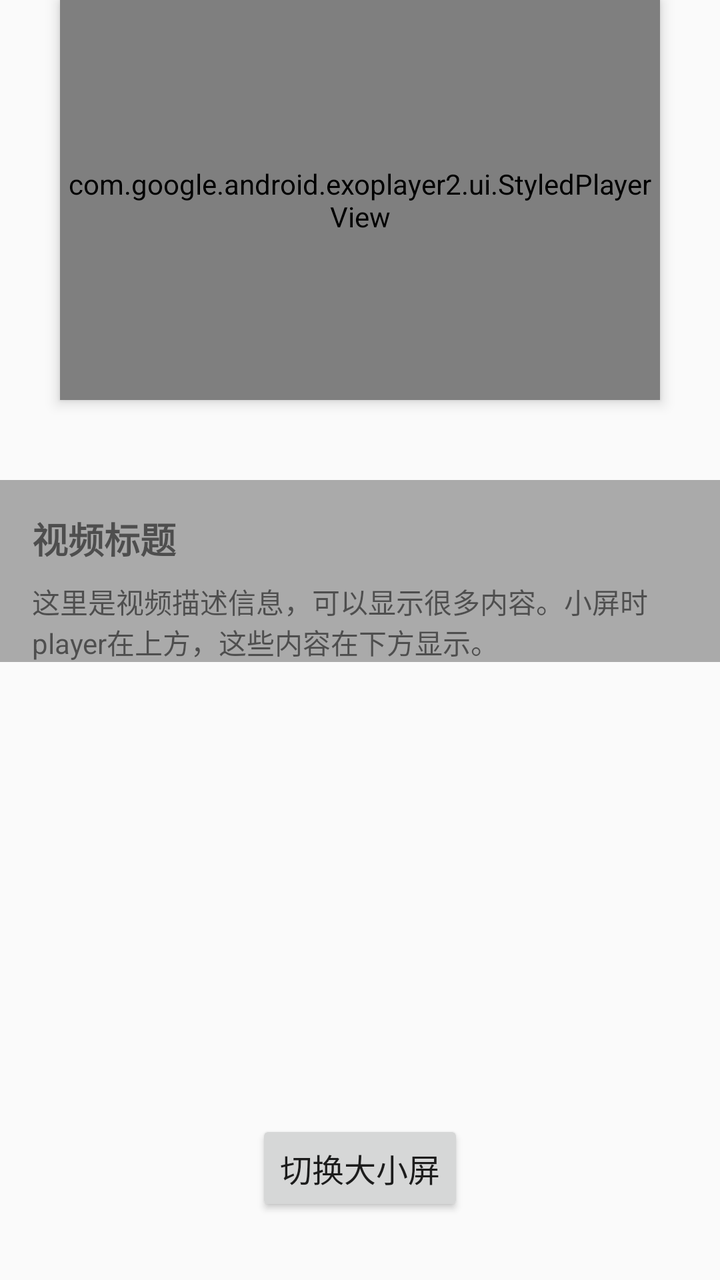
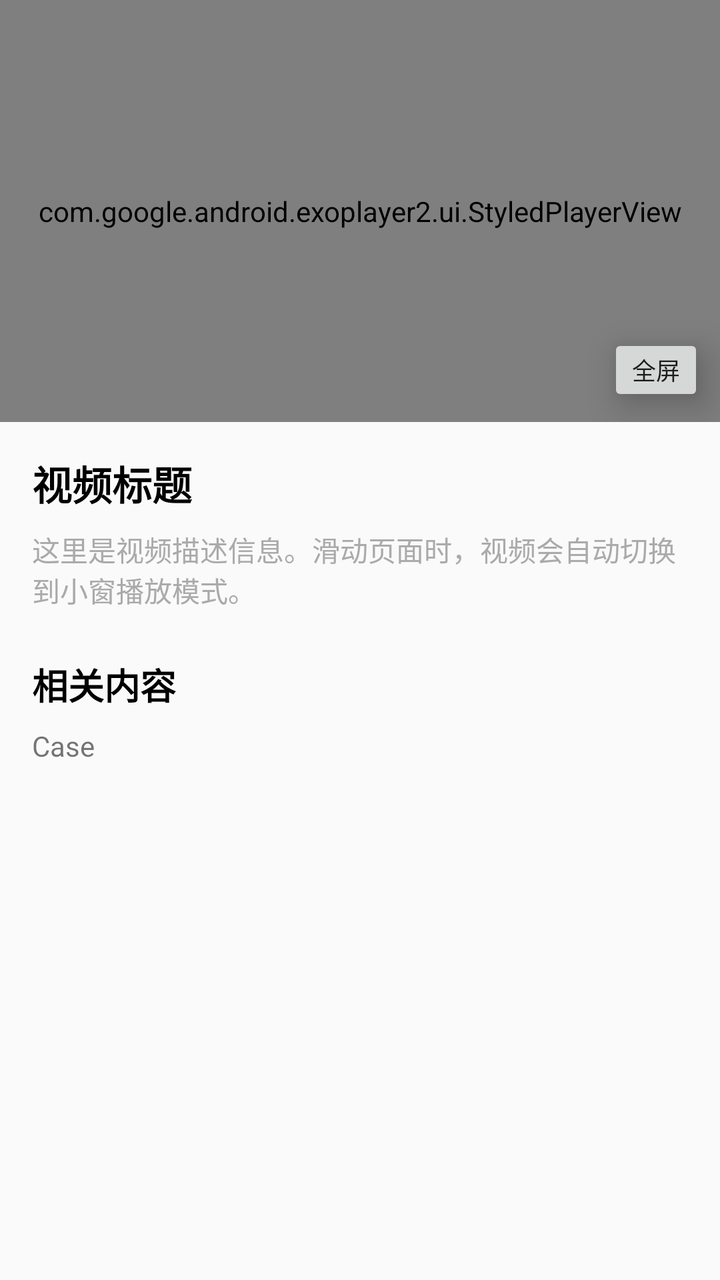

Compare the two renders of this Android layout. The source of the first and the diff that turns it into the second are given below.
<!-- AndroidManifest.xml: application theme Theme.Case -->
<!-- res/layout/activity_player_switch.xml -->
<?xml version="1.0" encoding="utf-8"?>
<androidx.constraintlayout.widget.ConstraintLayout xmlns:android="http://schemas.android.com/apk/res/android"
    xmlns:app="http://schemas.android.com/apk/res-auto"
    xmlns:tools="http://schemas.android.com/tools"
    android:id="@+id/main"
    android:layout_width="match_parent"
    android:layout_height="match_parent"
    tools:context=".media.PlayerSwitchActivity">

    
    <com.google.android.exoplayer2.ui.StyledPlayerView
        android:id="@+id/playerView"
        android:layout_width="300dp"
        android:layout_height="200dp"
        android:elevation="4dp"
        app:layout_constraintEnd_toEndOf="parent"
        app:layout_constraintStart_toStartOf="parent"
        app:layout_constraintTop_toTopOf="parent"
        app:resize_mode="fit"
        app:show_buffering="when_playing"
        app:use_controller="true" />

    
    <androidx.constraintlayout.widget.ConstraintLayout
        android:id="@+id/contentContainer"
        android:layout_width="0dp"
        android:layout_height="wrap_content"
        android:layout_marginTop="40dp"
        android:background="@android:color/darker_gray"
        app:layout_constraintEnd_toEndOf="parent"
        app:layout_constraintStart_toStartOf="parent"
        app:layout_constraintTop_toBottomOf="@id/playerView">

        
        <TextView
            android:id="@+id/titleText"
            android:layout_width="0dp"
            android:layout_height="wrap_content"
            android:layout_margin="16dp"
            android:text="视频标题"
            android:textSize="18sp"
            android:textStyle="bold"
            app:layout_constraintEnd_toEndOf="parent"
            app:layout_constraintStart_toStartOf="parent"
            app:layout_constraintTop_toTopOf="parent" />

        <TextView
            android:id="@+id/descriptionText"
            android:layout_width="0dp"
            android:layout_height="wrap_content"
            android:layout_marginStart="16dp"
            android:layout_marginTop="8dp"
            android:layout_marginEnd="16dp"
            android:text="这里是视频描述信息，可以显示很多内容。小屏时player在上方，这些内容在下方显示。"
            android:textSize="14sp"
            app:layout_constraintEnd_toEndOf="parent"
            app:layout_constraintStart_toStartOf="parent"
            app:layout_constraintTop_toBottomOf="@id/titleText" />

    </androidx.constraintlayout.widget.ConstraintLayout>

    <Button
        android:id="@+id/switchButton"
        android:layout_width="wrap_content"
        android:layout_height="wrap_content"
        android:layout_marginBottom="32dp"
        android:elevation="10dp"
        android:padding="12dp"
        android:text="切换大小屏"
        android:textSize="16sp"
        app:layout_constraintBottom_toBottomOf="parent"
        app:layout_constraintEnd_toEndOf="parent"
        app:layout_constraintStart_toStartOf="parent" />

</androidx.constraintlayout.widget.ConstraintLayout>
<!-- resources referenced by this layout -->
<resources>
  <style name="Theme.Case" parent="Theme.AppCompat.Light.NoActionBar">
          <item name="enableEdgeToEdge">true</item>
      </style>
</resources>

<!-- the commit's change to res/layout/activity_player_switch.xml (unified diff, before → after) -->
@@ -8,68 +8,128 @@
     tools:context=".media.PlayerSwitchActivity">
 
     
-    <com.google.android.exoplayer2.ui.StyledPlayerView
-        android:id="@+id/playerView"
-        android:layout_width="300dp"
-        android:layout_height="200dp"
-        android:elevation="4dp"
-        app:layout_constraintEnd_toEndOf="parent"
-        app:layout_constraintStart_toStartOf="parent"
-        app:layout_constraintTop_toTopOf="parent"
-        app:resize_mode="fit"
-        app:show_buffering="when_playing"
-        app:use_controller="true" />
+    <androidx.core.widget.NestedScrollView
+        android:id="@+id/scrollView"
+        android:layout_width="match_parent"
+        android:layout_height="match_parent"
+        android:fillViewport="true">
+
+        <LinearLayout
+            android:layout_width="match_parent"
+            android:layout_height="wrap_content"
+            android:orientation="vertical">
+
+            
+            <FrameLayout
+                android:id="@+id/videoContainer"
+                android:layout_width="match_parent"
+                android:layout_height="211dp"
+                android:background="@android:color/black">
+
+                <com.google.android.exoplayer2.ui.StyledPlayerView
+                    android:id="@+id/playerView"
+                    android:layout_width="match_parent"
+                    android:layout_height="match_parent"
+                    app:resize_mode="fit"
+                    app:show_buffering="when_playing"
+                    app:use_controller="true" />
+
+                
+                <Button
+                    android:id="@+id/toggleFullScreenBtn"
+                    android:layout_width="wrap_content"
+                    android:layout_height="wrap_content"
+                    android:layout_gravity="bottom|end"
+                    android:layout_margin="8dp"
+                    android:elevation="10dp"
+                    android:minWidth="48dp"
+                    android:minHeight="36dp"
+                    android:padding="8dp"
+                    android:text="全屏"
+                    android:textSize="12sp"
+                    android:translationZ="10dp" />
+
+            </FrameLayout>
+
+            
+            <LinearLayout
+                android:layout_width="match_parent"
+                android:layout_height="wrap_content"
+                android:orientation="vertical"
+                android:padding="16dp">
+
+                <TextView
+                    android:id="@+id/titleText"
+                    android:layout_width="match_parent"
+                    android:layout_height="wrap_content"
+                    android:text="视频标题"
+                    android:textSize="20sp"
+                    android:textStyle="bold"
+                    android:textColor="@android:color/black" />
+
+                <TextView
+                    android:id="@+id/descriptionText"
+                    android:layout_width="match_parent"
+                    android:layout_height="wrap_content"
+                    android:layout_marginTop="8dp"
+                    android:text="这里是视频描述信息。滑动页面时，视频会自动切换到小窗播放模式。"
+                    android:textSize="14sp"
+                    android:textColor="@android:color/darker_gray" />
+
+                
+                <TextView
+                    android:layout_width="match_parent"
+                    android:layout_height="wrap_content"
+                    android:layout_marginTop="24dp"
+                    android:text="相关内容"
+                    android:textSize="18sp"
+                    android:textStyle="bold"
+                    android:textColor="@android:color/black" />
+
+                <TextView
+                    android:layout_width="match_parent"
+                    android:layout_height="wrap_content"
+                    android:layout_marginTop="8dp"
+                    android:text="@string/app_name"
+                    android:textSize="14sp"
+                    android:lineSpacingMultiplier="1.5"
+                    android:minHeight="400dp" />
+
+                <TextView
+                    android:layout_width="match_parent"
+                    android:layout_height="wrap_content"
+                    android:layout_marginTop="16dp"
+                    android:text="评论区"
+                    android:textSize="18sp"
+                    android:textStyle="bold"
+                    android:textColor="@android:color/black" />
+
+                <TextView
+                    android:layout_width="match_parent"
+                    android:layout_height="wrap_content"
+                    android:layout_marginTop="8dp"
+                    android:text="这里是评论内容..."
+                    android:textSize="14sp"
+                    android:minHeight="500dp" />
+
+            </LinearLayout>
+
+        </LinearLayout>
+
+    </androidx.core.widget.NestedScrollView>
 
     
-    <androidx.constraintlayout.widget.ConstraintLayout
-        android:id="@+id/contentContainer"
-        android:layout_width="0dp"
-        android:layout_height="wrap_content"
-        android:layout_marginTop="40dp"
-        android:background="@android:color/darker_gray"
-        app:layout_constraintEnd_toEndOf="parent"
-        app:layout_constraintStart_toStartOf="parent"
-        app:layout_constraintTop_toBottomOf="@id/playerView">
-
-        
-        <TextView
-            android:id="@+id/titleText"
-            android:layout_width="0dp"
-            android:layout_height="wrap_content"
-            android:layout_margin="16dp"
-            android:text="视频标题"
-            android:textSize="18sp"
-            android:textStyle="bold"
-            app:layout_constraintEnd_toEndOf="parent"
-            app:layout_constraintStart_toStartOf="parent"
-            app:layout_constraintTop_toTopOf="parent" />
-
-        <TextView
-            android:id="@+id/descriptionText"
-            android:layout_width="0dp"
-            android:layout_height="wrap_content"
-            android:layout_marginStart="16dp"
-            android:layout_marginTop="8dp"
-            android:layout_marginEnd="16dp"
-            android:text="这里是视频描述信息，可以显示很多内容。小屏时player在上方，这些内容在下方显示。"
-            android:textSize="14sp"
-            app:layout_constraintEnd_toEndOf="parent"
-            app:layout_constraintStart_toStartOf="parent"
-            app:layout_constraintTop_toBottomOf="@id/titleText" />
-
-    </androidx.constraintlayout.widget.ConstraintLayout>
-
-    <Button
-        android:id="@+id/switchButton"
-        android:layout_width="wrap_content"
-        android:layout_height="wrap_content"
-        android:layout_marginBottom="32dp"
+    <FrameLayout
+        android:id="@+id/floatingVideoContainer"
+        android:layout_width="180dp"
+        android:layout_height="101dp"
+        android:layout_marginEnd="16dp"
+        android:background="@android:color/black"
         android:elevation="10dp"
-        android:padding="12dp"
-        android:text="切换大小屏"
-        android:textSize="16sp"
+        android:visibility="gone"
         app:layout_constraintBottom_toBottomOf="parent"
         app:layout_constraintEnd_toEndOf="parent"
-        app:layout_constraintStart_toStartOf="parent" />
+        app:layout_constraintTop_toTopOf="parent"
+        tools:visibility="visible" />
 
 </androidx.constraintlayout.widget.ConstraintLayout>
<!-- resource entries referenced after the edit -->
@@ -1,5 +1,6 @@
 <!-- resources referenced by this layout -->
 <resources>
+  <string name="app_name">Case</string>
   <style name="Theme.Case" parent="Theme.AppCompat.Light.NoActionBar">
           <item name="enableEdgeToEdge">true</item>
       </style>
